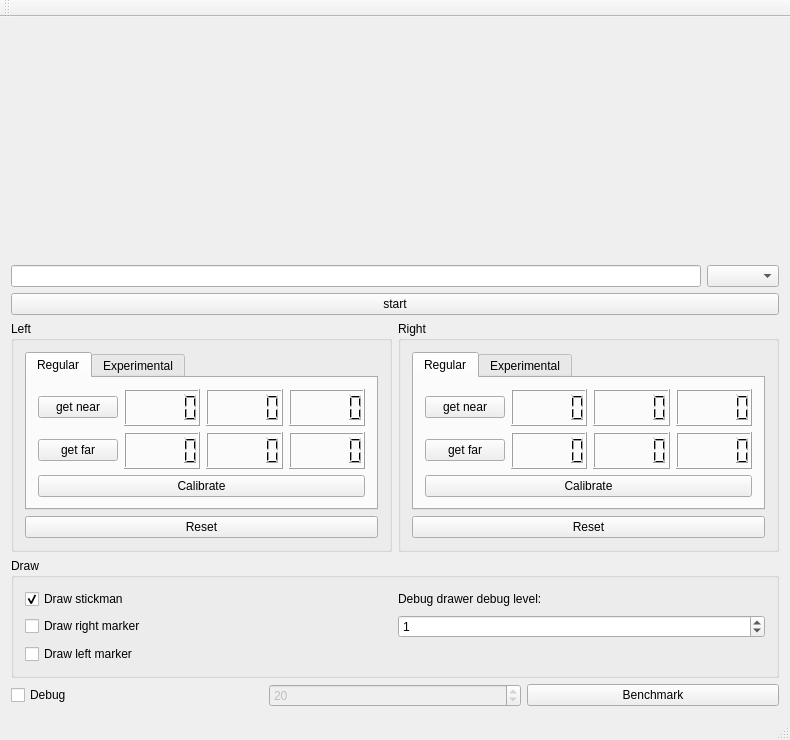
The window that mainwindow.ui (janisozaur/inz_stickman) describes before a commit, drawn with Qt 5.
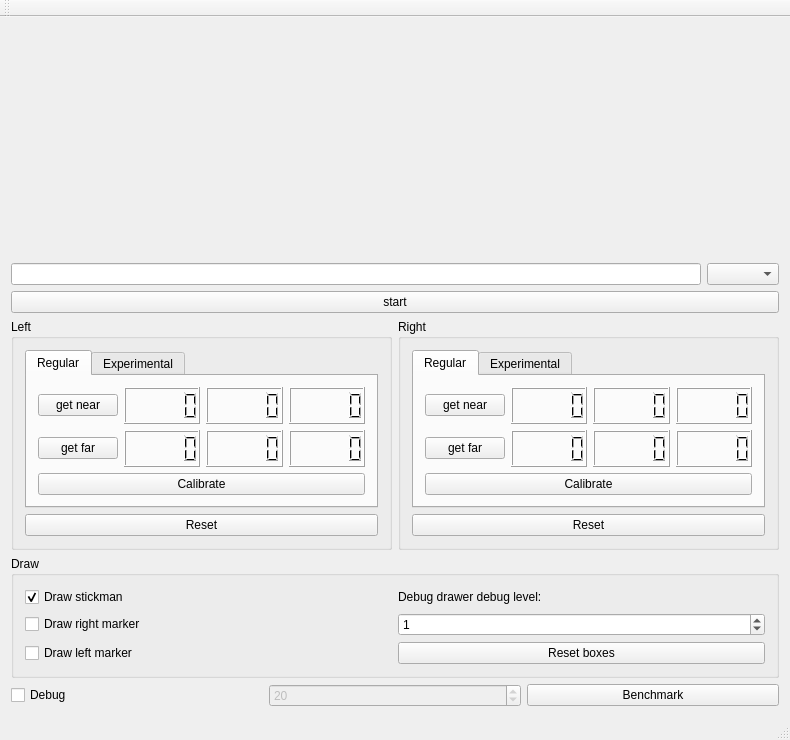
The same window after the commit. Custom widgets are drawn as their Qt base class.

Commit message: enable resetting of boxes (it has a small leak)

Diff of the .ui file:
```diff
--- a/mainwindow.ui
+++ b/mainwindow.ui
@@ -336,6 +336,13 @@
          </property>
         </widget>
        </item>
+       <item row="3" column="1">
+        <widget class="QPushButton" name="resetBoxesPushButton">
+         <property name="text">
+          <string>Reset boxes</string>
+         </property>
+        </widget>
+       </item>
       </layout>
      </widget>
     </item>
```
Left out of the diff: 41 changed lines with no effect on the pictures. The commit also changes 2 other files.
